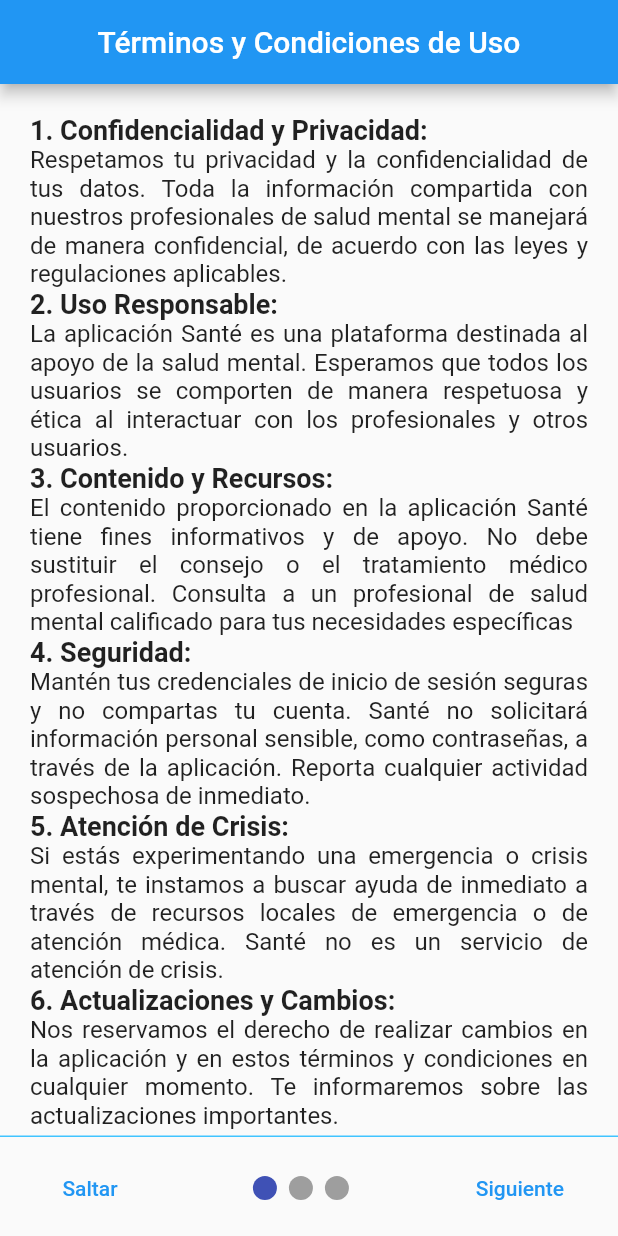
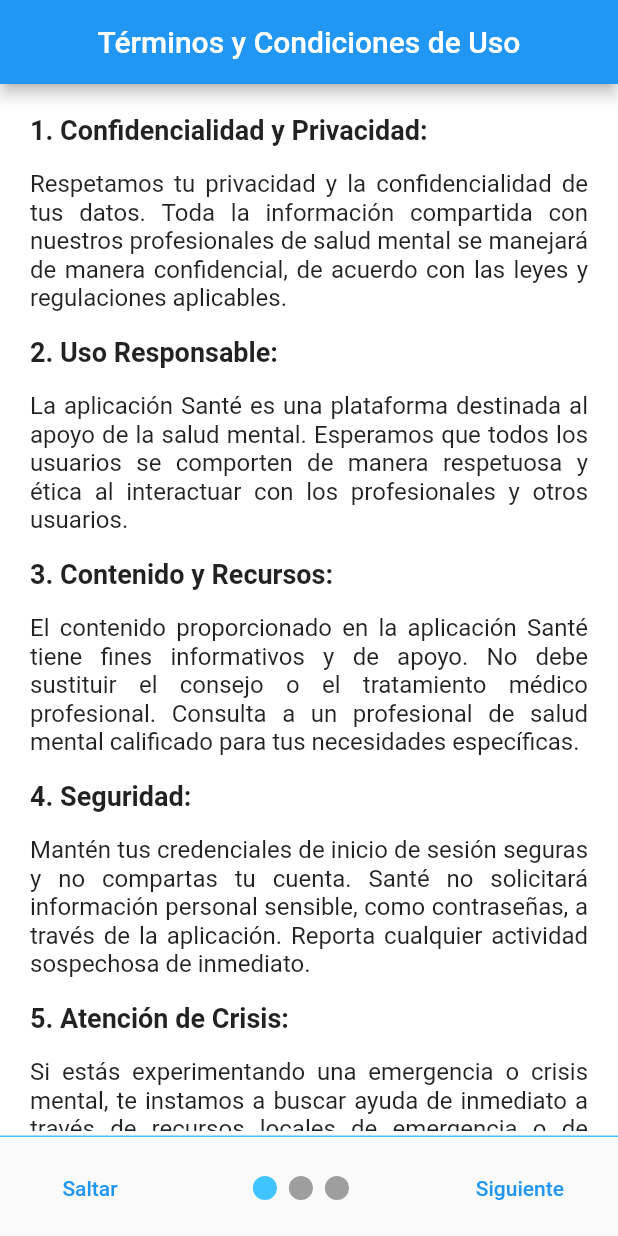
Before and after one commit to WanderTheWeeb/Sante, a Flutter app: the screen it shows after launch, after a tap on "Saltar", on a phone screen of 412 x 824 dp. Run offline on Flutter 3.47's test engine with Material 2 defaults, Android fonts, the light colour scheme and no system bars; drawn by our look-alikes of smooth_page_indicator; our stand-ins replace shared_preferences.

Commit message:
Se termino el front de la IntroductionScreen

```diff
--- a/lib/main.dart
+++ b/lib/main.dart
@@ -10,7 +10,7 @@
   @override
   Widget build(BuildContext context) {
     return const MaterialApp(
-      home: IntroductionScreen(), // Muestra la pantalla de introducción
+      home: IntroductionScreen(),
     );
   }
 }
--- a/lib/src/screens/IntroductionScreen.dart
+++ b/lib/src/screens/IntroductionScreen.dart
@@ -62,7 +62,9 @@
               mainAxisAlignment: MainAxisAlignment.spaceBetween,
               children: [
                 TextButton(onPressed: () {}, child: const Text("Saltar")),
-                SmoothPageIndicator(controller: _controller, count: 3),
+                SmoothPageIndicator(controller: _controller, count: 3,
+                effect: const ColorTransitionEffect(
+                activeDotColor: Colors.lightBlueAccent)),
                 TextButton(onPressed: () {}, child: const Text("Siguiente"))
               ],
             ),
--- a/lib/src/screens/IntroductionScreens/Aclaraciones.dart
+++ b/lib/src/screens/IntroductionScreens/Aclaraciones.dart
@@ -1,6 +1,5 @@
 import 'package:flutter/material.dart';
-import 'package:sante2/src/widgets/SectionText.dart';
-import 'package:sante2/src/widgets/SectionTitle.dart';
+import 'package:sante2/utils/utils.dart';
 
 class Aclaraciones extends StatelessWidget {
   const Aclaraciones({super.key});
@@ -8,24 +7,21 @@
   @override
   Widget build(BuildContext context) {
     return Scaffold(
+        backgroundColor: Colors.white,
         appBar: AppBar(
           title: const Center(child: Text('Aclaraciones')),
         ),
         body: Padding(
             padding: const EdgeInsets.all(20.0),
-            child: ListView(children: const [
-              SectionTitle('1. Complemento, no Sustituto:'),
-              SectionText(
+            child: ListView(children: [
+              TextSectionV1('1. Complemento, no Sustituto:',
                   'Santé se concibe como una herramienta de apoyo y orientación en tu búsqueda de bienestar mental. No debe considerarse como un reemplazo de la atención de un profesional de salud mental con licencia. Los profesionales de salud mental cuentan con la formación y experiencia necesaria para abordar de manera integral tus necesidades emocionales y mentales.'),
-              SectionTitle('2. Consulta a un Profesional de Salud Mental:'),
-              SectionText(
+              TextSectionV1('2. Consulta a un Profesional de Salud Mental:',
                   'Si estás lidiando con problemas graves de salud mental, un diagnóstico, un tratamiento específico o una crisis, te recomendamos encarecidamente que busques la ayuda de un profesional de salud mental con licencia. Estos expertos están capacitados para proporcionar diagnósticos precisos y desarrollar planes de tratamiento personalizados.'),
-              SectionTitle('3. Evaluación Profesional:'),
-              SectionText(
+              TextSectionV1('3. Evaluación Profesional:',
                   'Los profesionales de salud mental pueden llevar a cabo una evaluación completa de tu situación y proporcionarte intervenciones basadas en evidencia. Esto garantiza que recibas el tratamiento adecuado y una atención personalizada que se ajuste a tus necesidades.'),
-              SectionTitle('4. Comunicación Abierta:'),
-              SectionText(
-                  'Si decides utilizar Santé en conjunción con la atención de un profesional de salud mental, asegúrate de mantener una comunicación abierta y honesta con tu terapeuta o médico. Compartir tu experiencia con la aplicación puede ayudar a tu profesional a brindarte un apoyo más efectivo.')
+              TextSectionV1('4. Comunicación Abierta:',
+                  'Si decides utilizar Santé en conjunción con la atención de un profesional de salud mental, asegúrate de mantener una comunicación abierta y honesta con tu terapeuta o médico. Compartir tu experiencia con la aplicación puede ayudar a tu profesional a brindarte un apoyo más efectivo.'),
             ])));
   }
 }
--- a/lib/src/screens/IntroductionScreens/Bienvenida.dart
+++ b/lib/src/screens/IntroductionScreens/Bienvenida.dart
@@ -3,20 +3,26 @@
 import 'package:sante2/src/widgets/SectionTitle.dart';
 
 class Bienvenida extends StatelessWidget {
-  const Bienvenida({super.key});
+  const Bienvenida({Key? key}) : super(key: key);
 
   @override
   Widget build(BuildContext context) {
     return Scaffold(
+        backgroundColor: Colors.white,
         appBar: AppBar(
           title: const Center(child: Text('Bienvenido a Santé')),
         ),
         body: Padding(
             padding: const EdgeInsets.all(20.0),
-            child: ListView(children: const [
-              Center(child: SectionTitle('Tu Espacio de Bienestar Mental')),
-              SectionText('En Santé, nuestra misión es proporcionarte las herramientas y el apoyo necesarios para que puedas cuidar de tu salud mental de la manera más eficaz y comprensiva. Reconocemos que la salud mental es una parte esencial de tu bienestar general, y estamos comprometidos a ayudarte a superar las barreras que puedan dificultar el acceso a la atención psicológica de calidad.'),
-
+            child: ListView(children: [
+              const Center(
+                  child: SectionTitle('Tu Espacio de Bienestar Mental')),
+              const SizedBox(height: 16),
+              const SectionText(
+                  'En Santé, nuestra misión es proporcionarte las herramientas y el apoyo necesarios para que puedas cuidar de tu salud mental de la manera más eficaz y comprensiva. Reconocemos que la salud mental es una parte esencial de tu bienestar general, y estamos comprometidos a ayudarte a superar las barreras que puedan dificultar el acceso a la atención psicológica de calidad.'),
+              const SizedBox(height: 16),
+              Image.asset('assets/images/IntroImage.jpg',
+                  height: 350, alignment: Alignment.center)
             ])));
   }
 }
--- a/lib/src/screens/IntroductionScreens/TerminosCondiciones.dart
+++ b/lib/src/screens/IntroductionScreens/TerminosCondiciones.dart
@@ -1,6 +1,5 @@
 import 'package:flutter/material.dart';
-import 'package:sante2/src/widgets/SectionText.dart';
-import 'package:sante2/src/widgets/SectionTitle.dart';
+import 'package:sante2/utils/utils.dart';
 
 class TerminosCondiciones extends StatelessWidget {
   const TerminosCondiciones({super.key});
@@ -8,59 +7,23 @@
   @override
   Widget build(BuildContext context) {
     return Scaffold(
+      backgroundColor: Colors.white,
       appBar: AppBar(
         title: const Center(child: Text('Términos y Condiciones de Uso')),
       ),
       body: Padding(
         padding: const EdgeInsets.all(20.0),
         child: ListView(
-          children: const [
-            SectionTitle('1. Confidencialidad y Privacidad:'),
-            SectionText(
-              'Respetamos tu privacidad y la confidencialidad de tus datos. Toda la información compartida con nuestros profesionales de salud mental se manejará de manera confidencial, de acuerdo con las leyes y regulaciones aplicables.',
-            ),
-            SectionTitle(
-              '2. Uso Responsable:',
-            ),
-            SectionText(
-              'La aplicación Santé es una plataforma destinada al apoyo de la salud mental. Esperamos que todos los usuarios se comporten de manera respetuosa y ética al interactuar con los profesionales y otros usuarios.',
-            ),
-            SectionTitle(
-              '3. Contenido y Recursos:',
-            ),
-            SectionText(
-              'El contenido proporcionado en la aplicación Santé tiene fines informativos y de apoyo. No debe sustituir el consejo o el tratamiento médico profesional. Consulta a un profesional de salud mental calificado para tus necesidades específicas',
-            ),
-            SectionTitle(
-              '4. Seguridad:',
-            ),
-            SectionText(
-              'Mantén tus credenciales de inicio de sesión seguras y no compartas tu cuenta. Santé no solicitará información personal sensible, como contraseñas, a través de la aplicación. Reporta cualquier actividad sospechosa de inmediato.',
-            ),
-            SectionTitle(
-              '5. Atención de Crisis:',
-            ),
-            SectionText(
-              'Si estás experimentando una emergencia o crisis mental, te instamos a buscar ayuda de inmediato a través de recursos locales de emergencia o de atención médica. Santé no es un servicio de atención de crisis.',
-            ),
-            SectionTitle(
-              '6. Actualizaciones y Cambios:',
-            ),
-            SectionText(
-              'Nos reservamos el derecho de realizar cambios en la aplicación y en estos términos y condiciones en cualquier momento. Te informaremos sobre las actualizaciones importantes.',
-            ),
-            SectionTitle(
-              '7. Responsabilidad:',
-            ),
-            SectionText(
-              'Santé no se hace responsable por las decisiones tomadas por los usuarios basadas en la información proporcionada en la aplicación. El uso de Santé es responsabilidad del usuario.',
-            ),
-            SectionTitle(
-              '8. Contacto:',
-            ),
-            SectionText(
-              'Si tienes preguntas, inquietudes o comentarios sobre nuestra aplicación o nuestros términos y condiciones, no dudes en contactarnos a través de nuestra sección de soporte.',
-            ),
+          children: [
+            TextSectionV1('1. Confidencialidad y Privacidad:',
+                'Respetamos tu privacidad y la confidencialidad de tus datos. Toda la información compartida con nuestros profesionales de salud mental se manejará de manera confidencial, de acuerdo con las leyes y regulaciones aplicables.'),
+            TextSectionV1('2. Uso Responsable:', 'La aplicación Santé es una plataforma destinada al apoyo de la salud mental. Esperamos que todos los usuarios se comporten de manera respetuosa y ética al interactuar con los profesionales y otros usuarios.'),
+            TextSectionV1('3. Contenido y Recursos:', 'El contenido proporcionado en la aplicación Santé tiene fines informativos y de apoyo. No debe sustituir el consejo o el tratamiento médico profesional. Consulta a un profesional de salud mental calificado para tus necesidades específicas.'),
+            TextSectionV1('4. Seguridad:', 'Mantén tus credenciales de inicio de sesión seguras y no compartas tu cuenta. Santé no solicitará información personal sensible, como contraseñas, a través de la aplicación. Reporta cualquier actividad sospechosa de inmediato.'),
+            TextSectionV1('5. Atención de Crisis:', 'Si estás experimentando una emergencia o crisis mental, te instamos a buscar ayuda de inmediato a través de recursos locales de emergencia o de atención médica. Santé no es un servicio de atención de crisis.'),
+            TextSectionV1('6. Actualizaciones y Cambios:', 'Nos reservamos el derecho de realizar cambios en la aplicación y en estos términos y condiciones en cualquier momento. Te informaremos sobre las actualizaciones importantes.'),
+            TextSectionV1('7. Responsabilidad:', 'Santé no se hace responsable por las decisiones tomadas por los usuarios basadas en la información proporcionada en la aplicación. El uso de Santé es responsabilidad del usuario.'),
+            TextSectionV1('8. Contacto:', 'Si tienes preguntas, inquietudes o comentarios sobre nuestra aplicación o nuestros términos y condiciones, no dudes en contactarnos a través de nuestra sección de soporte.')
           ],
         ),
       ),
--- a/lib/utils/utils.dart
+++ b/lib/utils/utils.dart
@@ -0,0 +1,15 @@
+import 'package:flutter/material.dart';
+import 'package:sante2/src/widgets/SectionText.dart';
+import 'package:sante2/src/widgets/SectionTitle.dart';
+
+Widget TextSectionV1(String title, String text) {
+  return Column(
+    crossAxisAlignment: CrossAxisAlignment.start,
+    children: [
+      SectionTitle(title),
+      const SizedBox(height: 16),
+      SectionText(text),
+      const SizedBox(height: 16),
+    ],
+  );
+}
--- a/pubspec.yaml
+++ b/pubspec.yaml
@@ -62,8 +62,8 @@
   uses-material-design: true
 
   # To add assets to your application, add an assets section, like this:
-  # assets:
-  #   - images/a_dot_burr.jpeg
+  assets:
+     - assets/images/IntroImage.jpg
   #   - images/a_dot_ham.jpeg
 
   # An image asset can refer to one or more resolution-specific "variants", see
```
